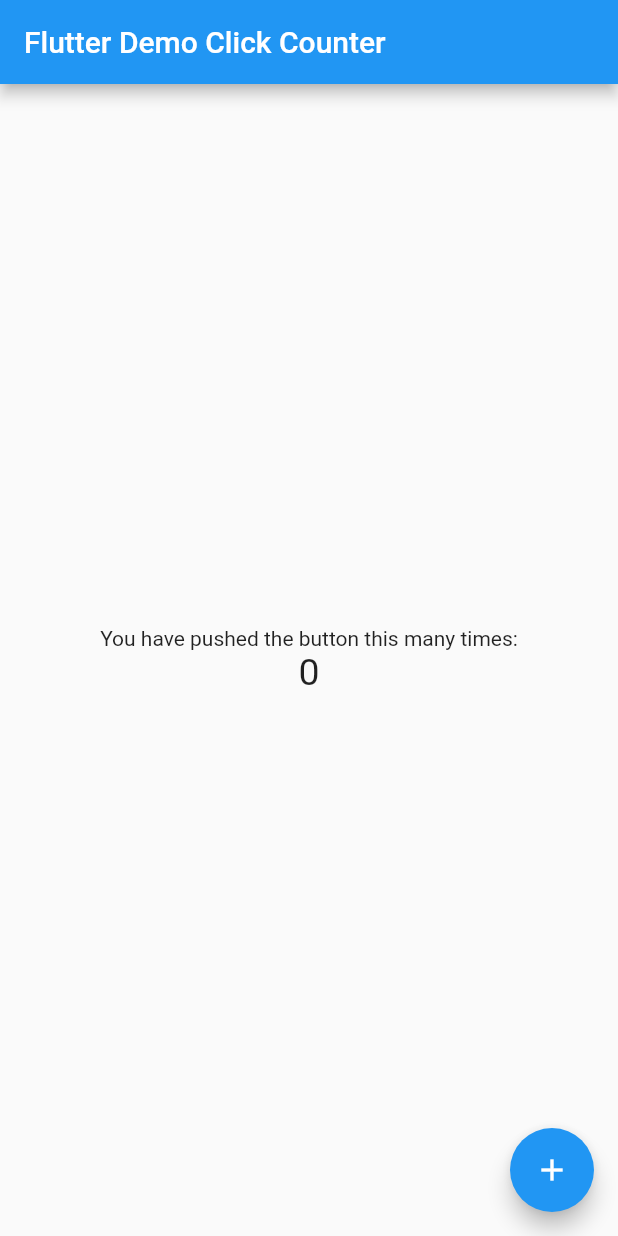
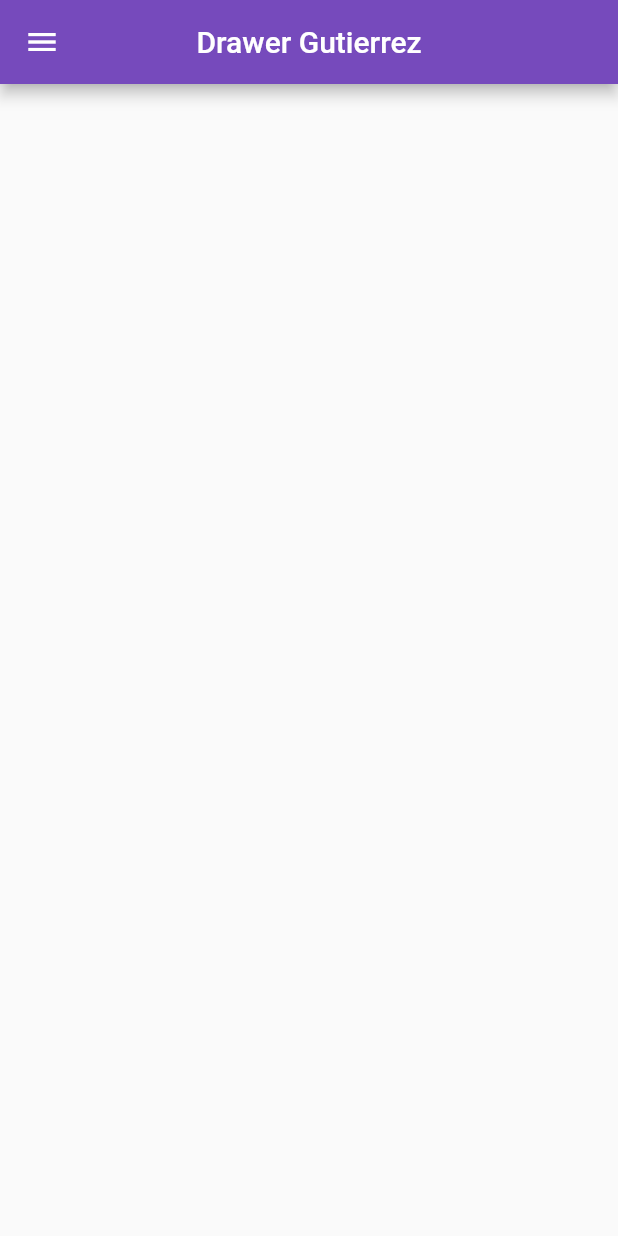
Before and after one commit to GutierrezMacias/Drawer_p_4, a Flutter app: the screen it shows after launch, on a phone screen of 412 x 824 dp. Run offline on Flutter 3.47's test engine with Material 2 defaults, Android fonts, the phone set to English and light mode, and no system bars.

Commit message:
drawer version 2

```diff
--- a/lib/main.dart
+++ b/lib/main.dart
@@ -4,15 +4,16 @@ void main() => runApp(MyApp());
 
 class MyApp extends StatelessWidget {
   const MyApp({super.key});
-  static const String _title = 'Flutter Stateful Clicker Counter';
-  // This widget is the root of your application.
+  static const String _title = 'Drawer Gutierrez';
+
   @override
   Widget build(BuildContext context) {
     return MaterialApp(
       title: _title,
       theme: ThemeData(
-        primarySwatch: Colors.blue,
+        primarySwatch: Colors.purple,
       ),
+      debugShowCheckedModeBanner: false,
       home: MyHomePage(),
     );
   }
@@ -20,10 +21,7 @@ class MyApp extends StatelessWidget {
 
 class MyHomePage extends StatefulWidget {
   const MyHomePage({super.key});
-  // This widget is the home page of your application. It is stateful, meaning
-  // that it has a State object (defined below) that contains fields that affect
-  // how it looks.
-  // This class is the configuration for the state.
+
   @override
   _MyHomePageState createState() => _MyHomePageState();
 }
@@ -31,61 +29,56 @@ class MyHomePage extends StatefulWidget {
 class _MyHomePageState extends State<MyHomePage> {
   int _counter = 0;
 
-  void _incrementCounter() {
-    setState(() {
-      // This call to setState tells the Flutter framework that something has
-      // changed in this State, which causes it to rerun the build method below
-      // so that the display can reflect the updated values. If we changed
-      // _counter without calling setState(), then the build method would not be
-      // called again, and so nothing would appear to happen.
-      _counter++;
-    });
-  }
-
   @override
   Widget build(BuildContext context) {
-    // This method is rerun every time setState is called, for instance as done
-    // by the _incrementCounter method above.
-    //
-    // The Flutter framework has been optimized to make rerunning build methods
-    // fast, so that you can just rebuild anything that needs updating rather
-    // than having to individually change instances of widgets.
     return Scaffold(
       appBar: AppBar(
-        // Here we take the value from the MyHomePage object that was created by
-        // the App.build method, and use it to set our appbar title.
-        title: Text('Flutter Demo Click Counter'),
+        centerTitle: true,
+        title: Text('Drawer Gutierrez'),
+        backgroundColor: const Color(0xff764abc),
       ),
-      body: Center(
-        // Center is a layout widget. It takes a single child and positions it
-        // in the middle of the parent.
-        child: Column(
-          // Column is also a layout widget. It takes a list of children and
-          // arranges them vertically. By default, it sizes itself to fit its
-          // children horizontally, and tries to be as tall as its parent.
-          //
-          // Column has various properties to control how it sizes itself and
-          // how it positions its children. Here we use mainAxisAlignment to
-          // center the children vertically; the main axis here is the vertical
-          // axis because Columns are vertical (the cross axis would be
-          // horizontal).
-          mainAxisAlignment: MainAxisAlignment.center,
-          children: <Widget>[
-            Text(
-              'You have pushed the button this many times:',
+      drawer: Drawer(
+        child: ListView(
+          // Important: Remove any padding from the ListView.
+          padding: EdgeInsets.zero,
+          children: [
+            const DrawerHeader(
+              decoration: BoxDecoration(
+                color: Colors.purple,
+              ),
+              child: Text('Encabezado'),
             ),
-            Text(
-              '$_counter',
-              style: TextStyle(fontSize: 25),
+            ListTile(
+              leading: Icon(
+                Icons.home,
+              ),
+              title: const Text('pagina 1'),
+              onTap: () {
+                Navigator.pop(context);
+              },
+            ),
+            ListTile(
+              leading: Icon(
+                Icons.train,
+              ),
+              title: const Text('pagina 2'),
+              onTap: () {
+                Navigator.pop(context);
+              },
+            ),
+            ListTile(
+              leading: Icon(
+                Icons.account_circle_sharp,
+              ),
+              title: const Text('pagina 3'),
+              onTap: () {
+                Navigator.pop(context);
+              },
             ),
           ],
         ),
       ),
-      floatingActionButton: FloatingActionButton(
-        onPressed: _incrementCounter,
-        tooltip: 'Increment',
-        child: Icon(Icons.add),
-      ),
+      body: Center(),
     );
   }
 }
```
